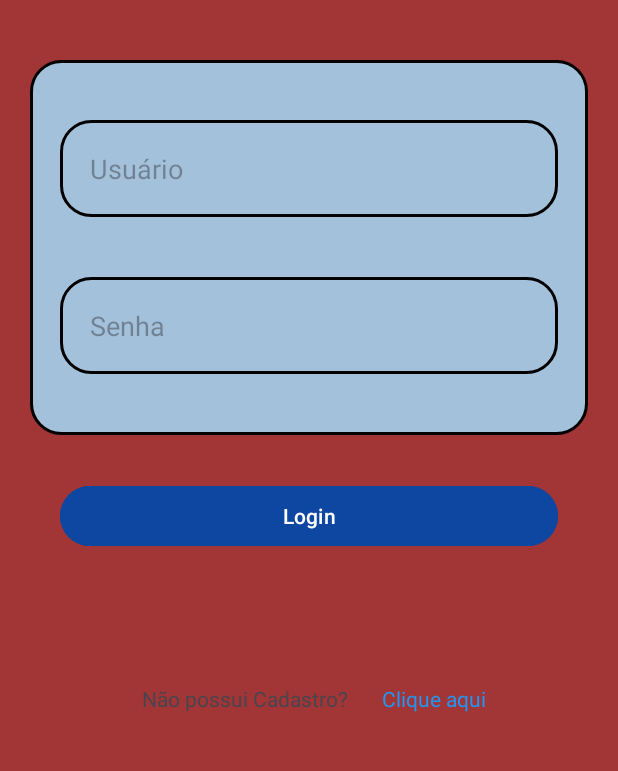
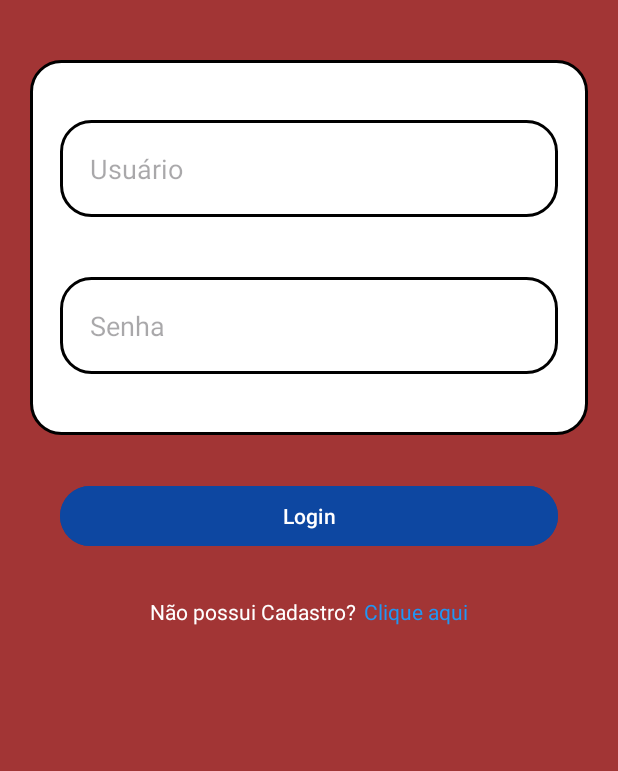
Before and after one commit to TiagoPaulin/Projeto1_Desenvolvimento_Mobile, an Android app: the screen it shows after launch (MainActivity), on a phone screen of 412 x 824 dp, the part 270-1041 px from its top. Run offline under Robolectric (Android 15) with nearby library versions, the phone set to English and light mode, and no system bars; our stand-ins replace Room's generated code.

Commit message:
finalizando tela de login

```diff
--- a/app/src/main/res/drawable/box_form.xml
+++ b/app/src/main/res/drawable/box_form.xml
@@ -1,7 +1,7 @@
 <?xml version="1.0" encoding="utf-8"?>
 <shape xmlns:android="http://schemas.android.com/apk/res/android">
 
-    <solid android:color="@color/blue_background"/>
+    <solid android:color="@color/white"/>
     <stroke android:color="@color/black" android:width="2dp"/>
     <corners android:radius="20dp"/>
 
--- a/app/src/main/res/drawable/edit_text.xml
+++ b/app/src/main/res/drawable/edit_text.xml
@@ -1,7 +1,7 @@
 <?xml version="1.0" encoding="utf-8"?>
 <shape xmlns:android="http://schemas.android.com/apk/res/android">
 
-    <solid android:color="@color/blue_background"/>
+    <solid android:color="@color/white"/>
     <corners android:radius="20dp"/>
     <stroke android:color="@color/black" android:width="2dp"/>
 
--- a/app/src/main/res/layout/activity_main.xml
+++ b/app/src/main/res/layout/activity_main.xml
@@ -47,7 +47,6 @@
     <Button
         android:id="@+id/buttonLogin"
         style="@style/button"
-        android:backgroundTint="@color/blue_button"
         android:text="Login"
         app:layout_constraintEnd_toEndOf="parent"
         app:layout_constraintStart_toStartOf="parent"
@@ -57,25 +56,22 @@
         android:id="@+id/textView2"
         android:layout_width="wrap_content"
         android:layout_height="wrap_content"
+        android:layout_marginLeft="100dp"
+        android:layout_marginTop="30dp"
         android:text="Não possui Cadastro?"
-        app:layout_constraintBottom_toBottomOf="parent"
-        app:layout_constraintEnd_toEndOf="parent"
-        app:layout_constraintHorizontal_bias="0.344"
+        android:textColor="@color/white"
         app:layout_constraintStart_toStartOf="parent"
-        app:layout_constraintTop_toTopOf="parent"
-        app:layout_constraintVertical_bias="0.79" />
+        app:layout_constraintTop_toBottomOf="@+id/buttonLogin" />
 
     <TextView
         android:id="@+id/textViewNavigationLogin"
-        android:layout_width="80dp"
-        android:layout_height="21dp"
+        android:layout_width="wrap_content"
+        android:layout_height="wrap_content"
+        android:layout_marginTop="30dp"
+        android:layout_marginRight="100dp"
         android:text="Clique aqui"
-        android:textColor="#2196F3"
-        app:layout_constraintBottom_toBottomOf="parent"
+        android:textColor="@color/link_color"
         app:layout_constraintEnd_toEndOf="parent"
-        app:layout_constraintHorizontal_bias="0.767"
-        app:layout_constraintStart_toStartOf="parent"
-        app:layout_constraintTop_toTopOf="parent"
-        app:layout_constraintVertical_bias="0.792" />
+        app:layout_constraintTop_toBottomOf="@+id/buttonLogin" />
 
 </androidx.constraintlayout.widget.ConstraintLayout>
--- a/app/src/main/res/values/colors.xml
+++ b/app/src/main/res/values/colors.xml
@@ -4,6 +4,5 @@
     <color name="white">#FFFFFFFF</color>
     <color name="red_background">#A23535</color>
     <color name="blue_button">#0D47A1</color>
-    <color name="blue_background"> #A3C1DA</color>
-    <color name="border_color">#BECEDE</color>
+    <color name="link_color">#2196F3</color>
 </resources>
```
